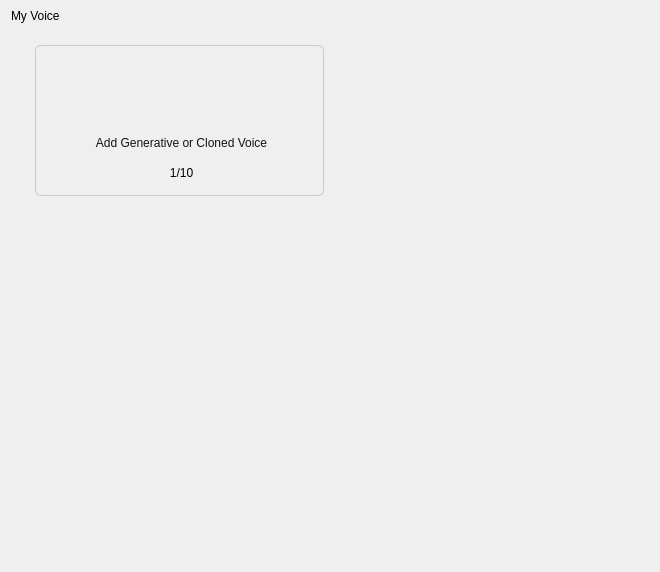
This is widget/Setting/SoundBot/WMyVoicePage.ui in yechaoGitHub/AI as Qt 5 draws it before an edit. The edited form follows.
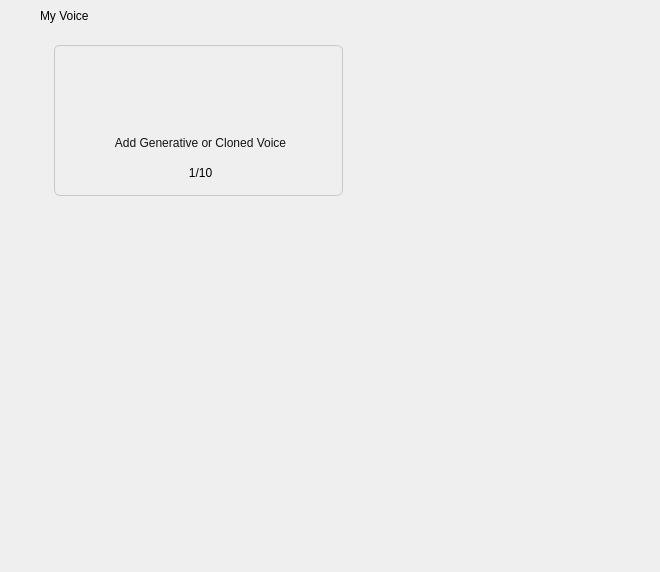
This is the edited form. Icons and pictures are not drawn. Custom widgets are drawn as their Qt base class.

Commit message: MyVoice试听

Patch:
```diff
--- a/widget/Setting/SoundBot/WMyVoicePage.ui
+++ b/widget/Setting/SoundBot/WMyVoicePage.ui
@@ -80,6 +80,9 @@
 }</string>
   </property>
   <layout class="QVBoxLayout" name="verticalLayout_2">
+   <property name="leftMargin">
+    <number>40</number>
+   </property>
    <property name="topMargin">
     <number>0</number>
    </property>
@@ -302,6 +305,9 @@
       <property name="topMargin">
        <number>0</number>
       </property>
+      <property name="rightMargin">
+       <number>0</number>
+      </property>
       <property name="horizontalSpacing">
        <number>9</number>
       </property>
```
The commit also changes 16 other files.
